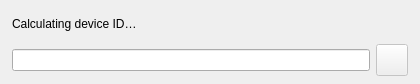
Above: license-client/ui/HwidDialog.ui from Starhaxor/StarLoader before the change. Below: the same form after it.
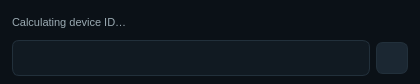
That is the form after the change.

Diff of the .ui file:
```diff
--- a/license-client/ui/HwidDialog.ui
+++ b/license-client/ui/HwidDialog.ui
@@ -2,6 +2,9 @@
 <ui version="4.0">
  <class>HwidDialog</class>
  <widget class="QDialog" name="HwidDialog">
+  <property name="styleSheet">
+   <string notr="true">QDialog#HwidDialog { background-color: #0B1117; }</string>
+  </property>
   <property name="windowModality">
    <enum>Qt::WindowModality::ApplicationModal</enum>
   </property>
@@ -49,6 +52,9 @@
    </property>
    <item>
     <widget class="QLabel" name="descriptionLabel">
+     <property name="styleSheet">
+      <string notr="true">QLabel { color: #9AAAB2; font-size: 11px; }</string>
+     </property>
      <property name="text">
       <string>Calculating device ID…</string>
      </property>
@@ -62,11 +68,20 @@
      <property name="spacing"><number>6</number></property>
      <item>
       <widget class="QLineEdit" name="hwidLineEdit">
+       <property name="styleSheet">
+        <string notr="true">QLineEdit { background-color: #111A22; color: #EDF4F6; border: 1px solid #22303B; border-radius: 7px; padding: 0 12px; min-height: 34px; font-size: 12px; selection-background-color: #22AFC0; selection-color: #ffffff; }
+QLineEdit:focus { border: 1px solid #2AB8C6; }</string>
+       </property>
        <property name="readOnly"><bool>true</bool></property>
       </widget>
      </item>
      <item>
       <widget class="QToolButton" name="copyButton">
+       <property name="styleSheet">
+        <string notr="true">QToolButton { background-color: #1B2732; border: 1px solid #22303B; border-radius: 7px; color: #EDF4F6; }
+QToolButton:hover { background-color: #15212B; }
+QToolButton:pressed { background-color: #0D141C; }</string>
+       </property>
        <property name="minimumSize"><size><width>32</width><height>32</height></size></property>
        <property name="maximumSize"><size><width>32</width><height>32</height></size></property>
        <property name="cursor"><cursorShape>PointingHandCursor</cursorShape></property>
```
